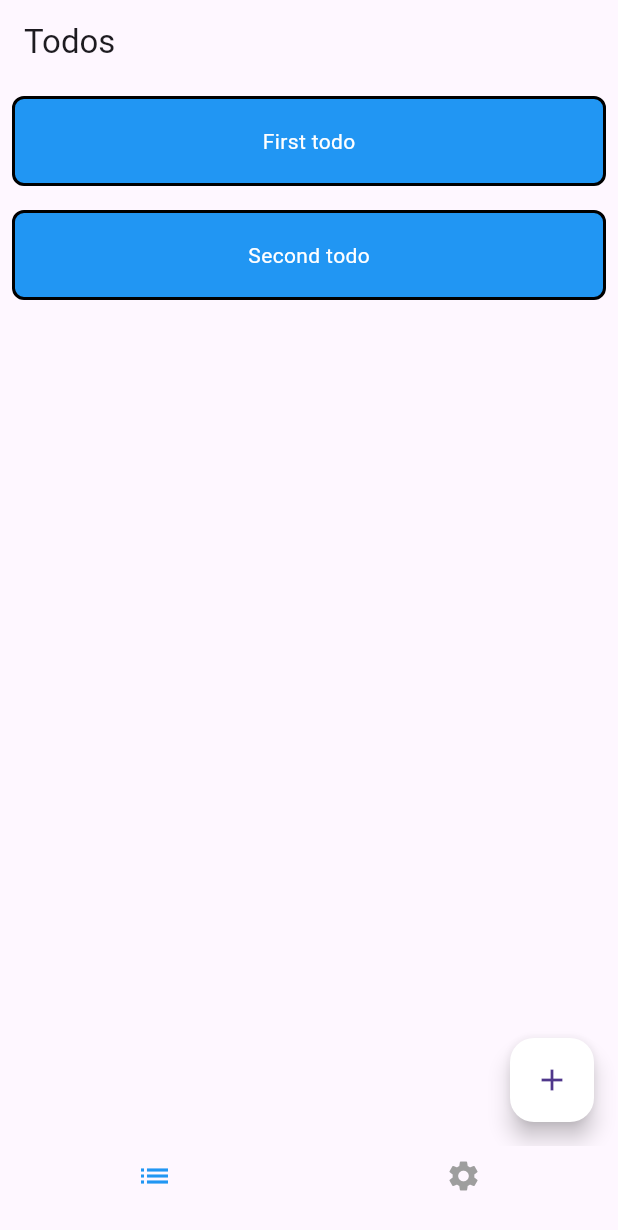
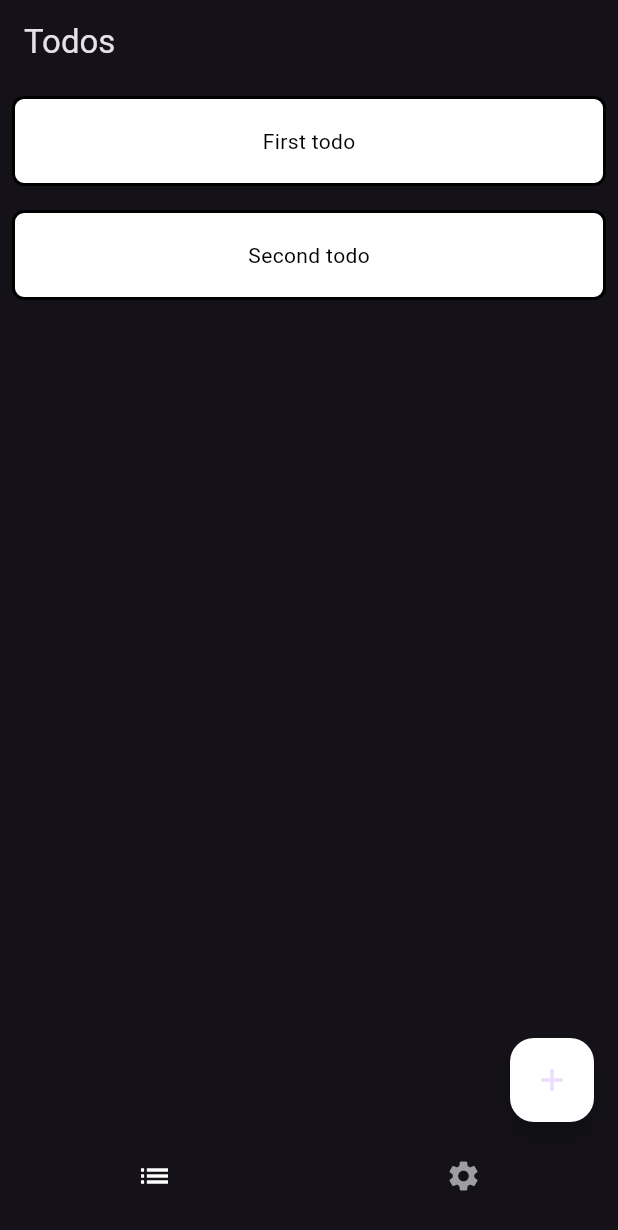
Before and after one commit to serhii-lypko/flutter-todo, a Flutter app: the screen it shows after launch, on a phone screen of 412 x 824 dp. Shown: the top 1230 px of the screen. Run offline on Flutter 3.47's test engine with Material 3 defaults, Android fonts, the phone set to English and light mode, and no system bars; our stand-ins replace go_router.

Commit message:
Basic dark theme

```diff
--- a/lib/features/todos/todos_page.dart
+++ b/lib/features/todos/todos_page.dart
@@ -106,14 +106,15 @@ class TodoWidget extends StatelessWidget {
           height: 60.0, // Set a specific height
           padding: const EdgeInsets.all(12.0),
           decoration: BoxDecoration(
-            color: Colors.blue,
+            color: Colors.white, // Change color to white
             borderRadius: BorderRadius.circular(8.0),
             border: Border.all(color: Colors.black, width: 2.0), // Add a border
           ),
           child: Center(
             child: Text(
               text,
-              style: TextStyle(color: Colors.white),
+              style:
+                  TextStyle(color: Colors.black), // Change text color to black
             ),
           ),
         ),
--- a/lib/main.dart
+++ b/lib/main.dart
@@ -16,6 +16,10 @@ class App extends StatelessWidget {
     return MaterialApp.router(
       debugShowCheckedModeBanner: false,
       routerConfig: AppRouterConfig.router,
+      themeMode: ThemeMode.dark,
+      darkTheme: ThemeData(
+        brightness: Brightness.dark,
+      ),
     );
   }
 }
--- a/lib/router/bottom_navigation.dart
+++ b/lib/router/bottom_navigation.dart
@@ -41,7 +41,7 @@ class _BottomNavigationPageState extends State<BottomNavigationPage> {
               },
               child: Icon(
                 Icons.list,
-                color: _currentIndex == 0 ? Colors.blue : Colors.grey,
+                color: _currentIndex == 0 ? Colors.white : Colors.grey,
               ),
             ),
             GestureDetector(
```
Also changed, not shown: 1 other file.
